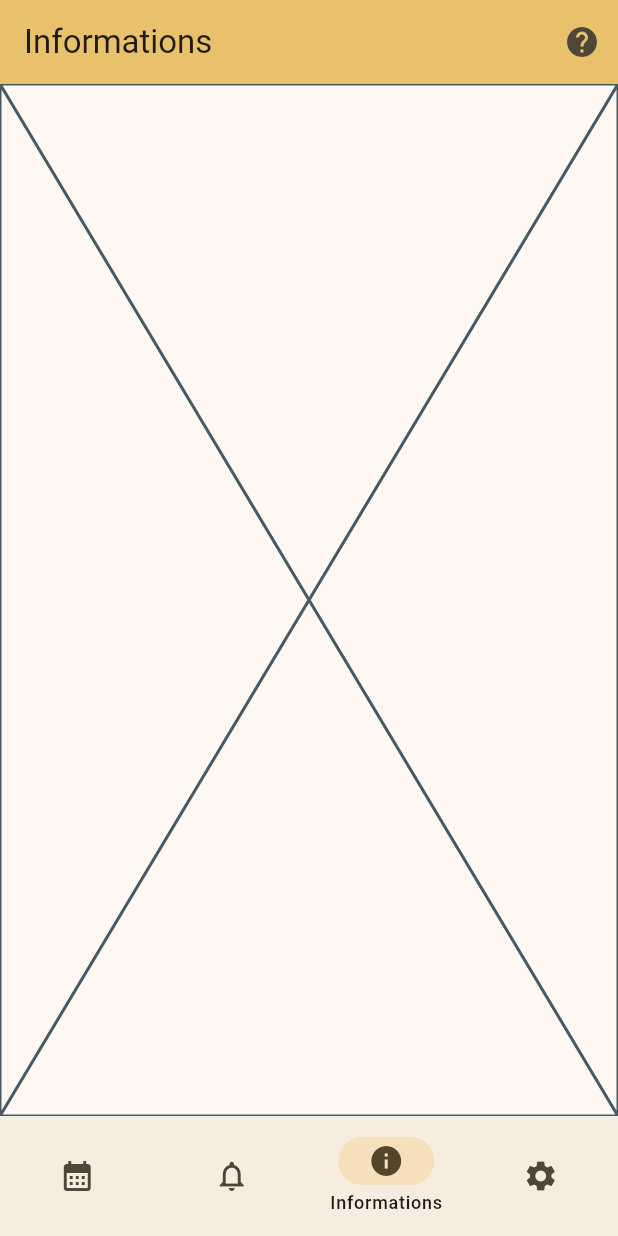
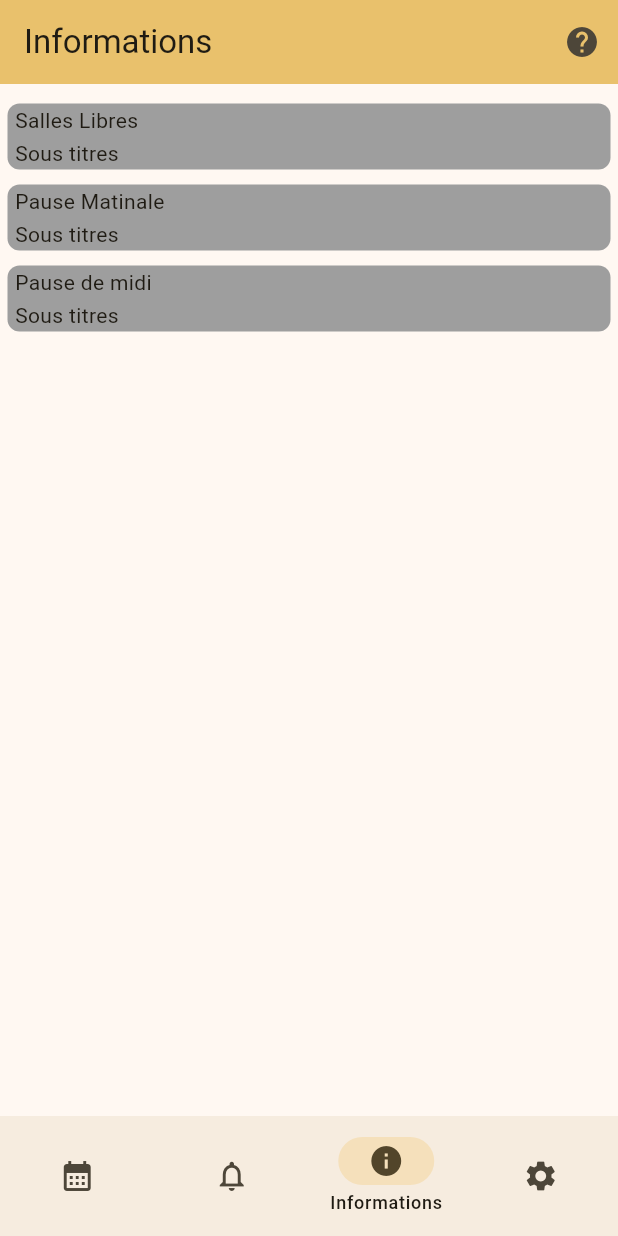
Before and after one commit to max16150/calendrier-super-swag, a Flutter app: the screen it shows after launch, item 3 of the bottom bar chosen, on a phone screen of 412 x 824 dp. Run offline on Flutter 3.47's test engine with Material 3 defaults, Android fonts, the phone set to English and light mode, and no system bars; our stand-ins replace firebase_core, firebase_crashlytics, package_info_plus, shared_preferences, yaml; accounts and stored records are empty.

Commit message:
buttons informations

```diff
--- a/lib/services/translation_service.dart
+++ b/lib/services/translation_service.dart
@@ -1,7 +1,5 @@
 import 'package:flutter/material.dart';
 import 'package:flutter/services.dart';
-import 'package:intl/intl.dart';
-import 'package:provider/provider.dart';
 import 'package:triilab/services/storage_service.dart';
 import 'package:yaml/yaml.dart';
 
--- a/lib/views/informations/informations.dart
+++ b/lib/views/informations/informations.dart
@@ -1,10 +1,105 @@
 import 'package:flutter/material.dart';
 
-class Informations extends StatelessWidget {
+class Informations extends StatefulWidget {
   const Informations({super.key});
 
   @override
+  State<Informations> createState() => _Informations();
+}
+
+class _Informations extends State<Informations> {
+  @override
   Widget build(BuildContext context) {
-    return const Placeholder();
+    return Scaffold(
+      body: Column(children: [
+        const SizedBox(
+          height: 8,
+        ),
+        Row(children: [
+          Expanded(
+              child: Padding(
+                  padding:
+                      const EdgeInsets.symmetric(horizontal: 5, vertical: 5),
+                  child: Material(
+                    borderRadius: const BorderRadius.all(Radius.circular(8.0)),
+                    color: Colors.grey,
+                    child: InkWell(
+                        onTap: () {},
+                        child: const Column(
+                            crossAxisAlignment: CrossAxisAlignment.start,
+                            children: [
+                              Padding(
+                                padding: EdgeInsets.symmetric(
+                                    horizontal: 5, vertical: 1),
+                                child: Text('Salles Libres'),
+                              ),
+                              Padding(
+                                padding: EdgeInsets.symmetric(
+                                    horizontal: 5, vertical: 1),
+                                child: Text('Sous titres'),
+                              ),
+                            ])),
+                  )))
+        ]),
+        Row(children: [
+          Expanded(
+              child: Padding(
+                  padding:
+                      const EdgeInsets.symmetric(horizontal: 5, vertical: 5),
+                  child: Material(
+                    borderRadius: const BorderRadius.all(Radius.circular(8.0)),
+                    color: Colors.grey,
+                    child: InkWell(
+                        onTap: () {},
+                        child: const Row(children: [
+                          Column(
+                              crossAxisAlignment: CrossAxisAlignment.start,
+                              children: [
+                                Padding(
+                                  padding: EdgeInsets.symmetric(
+                                      horizontal: 5, vertical: 1),
+                                  child: Text('Pause Matinale'),
+                                ),
+                                Padding(
+                                  padding: EdgeInsets.symmetric(
+                                      horizontal: 5, vertical: 1),
+                                  child: Text('Sous titres'),
+                                ),
+                              ]),
+                          Column(
+                            crossAxisAlignment: CrossAxisAlignment.end
+                            //Ajout icone ?
+                          )
+                        ])),
+                  )))
+        ]),
+        Row(children: [
+          Expanded(
+              child: Padding(
+                  padding:
+                      const EdgeInsets.symmetric(horizontal: 5, vertical: 5),
+                  child: Material(
+                    borderRadius: const BorderRadius.all(Radius.circular(8.0)),
+                    color: Colors.grey,
+                    child: InkWell(
+                        onTap: () {},
+                        child: const Column(
+                            crossAxisAlignment: CrossAxisAlignment.start,
+                            children: [
+                              Padding(
+                                padding: EdgeInsets.symmetric(
+                                    horizontal: 5, vertical: 1),
+                                child: Text('Pause de midi'),
+                              ),
+                              Padding(
+                                padding: EdgeInsets.symmetric(
+                                    horizontal: 5, vertical: 1),
+                                child: Text('Sous titres'),
+                              ),
+                            ])),
+                  )))
+        ]),
+      ]),
+    );
   }
 }
```
